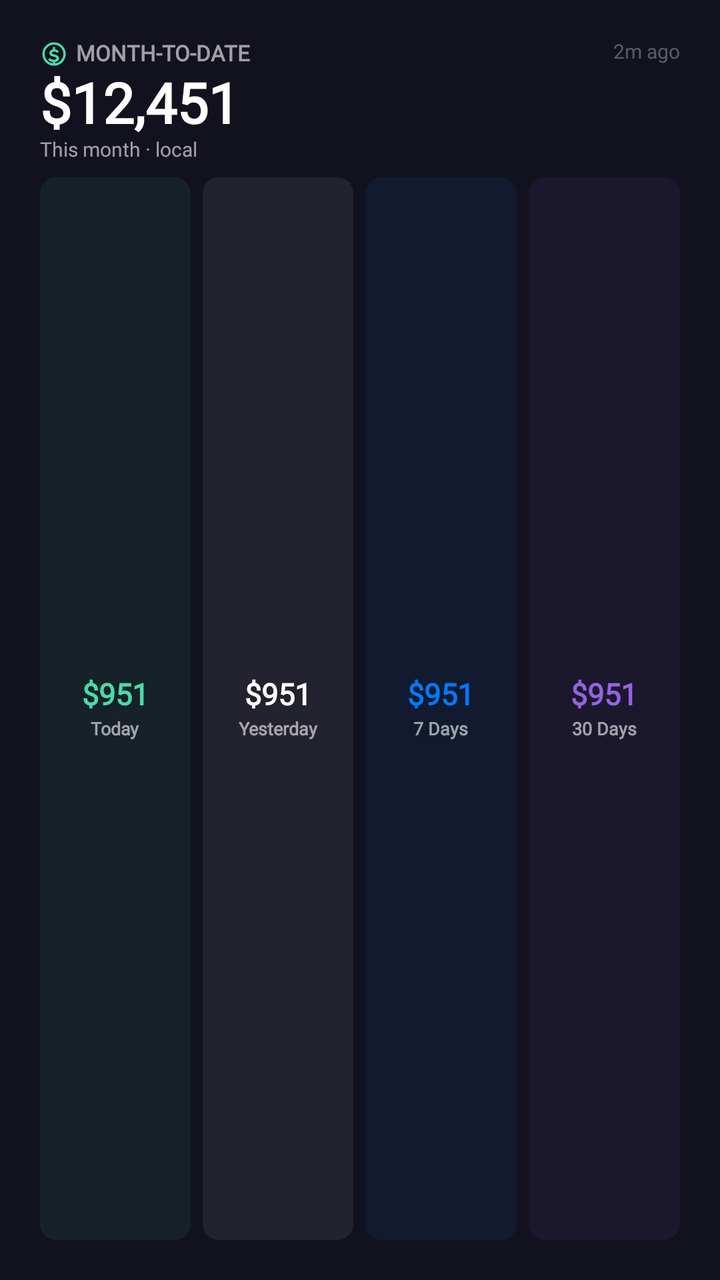
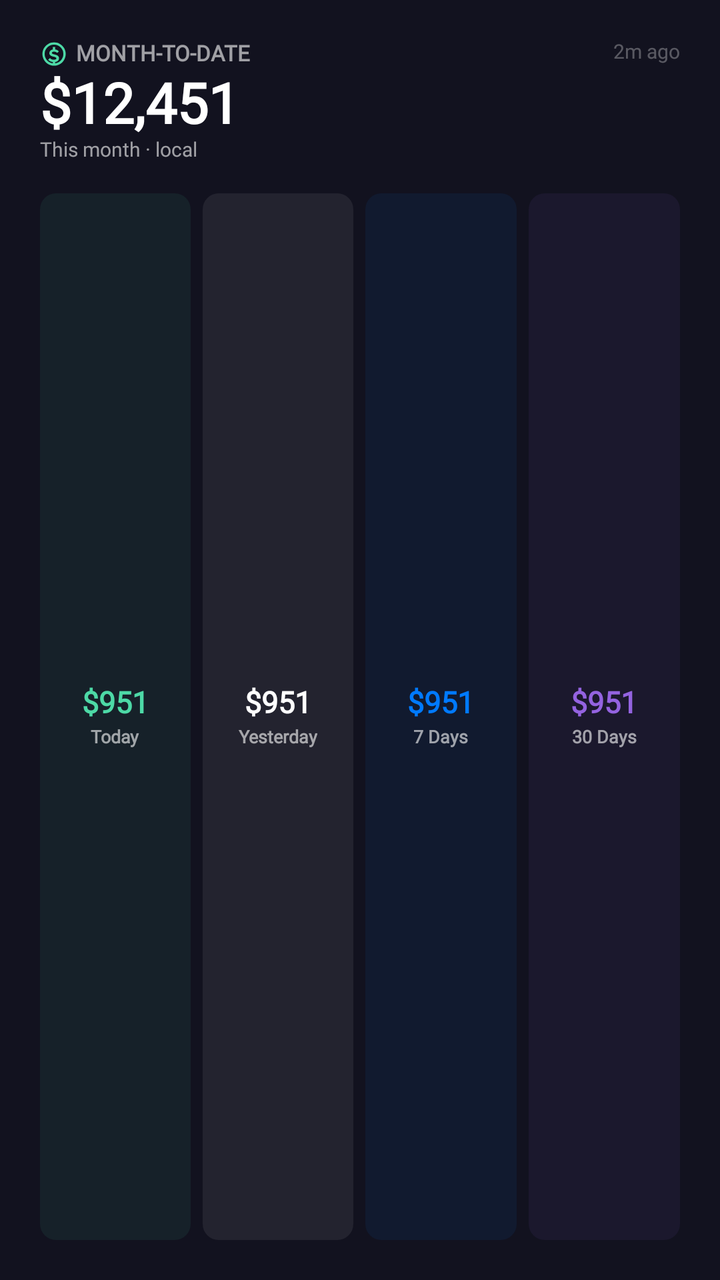

Compare the two renders of this Android layout. The source of the first and the diff that turns it into the second are given below.
<!-- AndroidManifest.xml: fallback theme Theme.MaterialComponents.DayNight.NoActionBar -->
<!-- res/layout/revenue_tab_widget_medium.xml -->
<?xml version="1.0" encoding="utf-8"?>
<LinearLayout xmlns:android="http://schemas.android.com/apk/res/android"
    android:id="@+id/widgetRoot"
    android:layout_width="match_parent"
    android:layout_height="match_parent"
    android:orientation="vertical"
    android:padding="20dp"
    android:background="@color/widgetBackground">

    <LinearLayout android:layout_width="match_parent" android:layout_height="wrap_content" android:orientation="horizontal" android:gravity="top">
        <LinearLayout android:layout_width="0dp" android:layout_height="wrap_content" android:layout_weight="1" android:orientation="vertical">
            <LinearLayout android:layout_width="wrap_content" android:layout_height="wrap_content" android:orientation="horizontal" android:gravity="center_vertical">
                <ImageView
            android:layout_width="14dp"
            android:layout_height="14dp"
            android:src="@drawable/ic_widget_dollar_circle"
            android:contentDescription="@null" />
                <TextView android:layout_width="wrap_content" android:layout_height="wrap_content" android:text="MONTH-TO-DATE" android:textSize="11sp" android:textStyle="bold" android:layout_marginStart="4dp" android:textColor="@color/widgetTextSecondary" android:fontFamily="@font/sfns_medium" android:includeFontPadding="false" />
            </LinearLayout>
            <TextView android:id="@+id/tvMtdRevenue" android:layout_width="wrap_content" android:layout_height="wrap_content" android:text="$12,451" android:textSize="28sp" android:textStyle="bold" android:maxLines="1" android:ellipsize="end" android:layout_marginTop="2dp" android:textColor="@color/widgetTextPrimary" android:fontFamily="@font/sfns_black" android:includeFontPadding="false" />
            <TextView android:id="@+id/tvMtdLabel" android:layout_width="wrap_content" android:layout_height="wrap_content" android:text="This month · local" android:textSize="10sp" android:textColor="@color/widgetTextSecondary" android:fontFamily="@font/sfns_medium" android:includeFontPadding="false" />
        </LinearLayout>
        <TextView android:id="@+id/tvLastUpdated" android:layout_width="wrap_content" android:layout_height="wrap_content" android:text="2m ago" android:textSize="10sp" android:textColor="@color/widgetTextQuaternary" android:fontFamily="@font/sfns_medium" android:includeFontPadding="false" />
    </LinearLayout>

    <LinearLayout android:layout_width="match_parent" android:layout_height="0dp" android:layout_weight="1" android:orientation="horizontal" android:layout_marginTop="8dp">
        <LinearLayout android:layout_width="0dp" android:layout_height="match_parent" android:layout_weight="1" android:orientation="vertical" android:gravity="center" android:paddingTop="10dp" android:paddingBottom="10dp" android:background="@drawable/bg_period_card_today">
            <TextView android:id="@+id/tvToday" android:layout_width="wrap_content" android:layout_height="wrap_content" android:text="$951" android:textSize="15sp" android:textStyle="bold" android:textColor="@color/widgetAccent" android:fontFamily="@font/sfns_black" android:includeFontPadding="false" android:maxLines="1" android:ellipsize="end" />
            <TextView android:layout_width="wrap_content" android:layout_height="wrap_content" android:text="Today" android:textSize="9sp" android:textStyle="bold" android:layout_marginTop="3dp" android:textColor="@color/widgetTextSecondary" android:fontFamily="@font/sfns_medium" android:includeFontPadding="false" />
        </LinearLayout>
        <LinearLayout android:layout_width="0dp" android:layout_height="match_parent" android:layout_weight="1" android:orientation="vertical" android:gravity="center" android:paddingTop="10dp" android:paddingBottom="10dp" android:background="@drawable/bg_period_card_yesterday" android:layout_marginStart="6dp">
            <TextView android:id="@+id/tvYesterday" android:layout_width="wrap_content" android:layout_height="wrap_content" android:text="$951" android:textSize="15sp" android:textStyle="bold" android:textColor="@color/widgetTextPrimary" android:fontFamily="@font/sfns_black" android:includeFontPadding="false" android:maxLines="1" android:ellipsize="end" />
            <TextView android:layout_width="wrap_content" android:layout_height="wrap_content" android:text="Yesterday" android:textSize="9sp" android:textStyle="bold" android:layout_marginTop="3dp" android:textColor="@color/widgetTextSecondary" android:fontFamily="@font/sfns_medium" android:includeFontPadding="false" />
        </LinearLayout>
        <LinearLayout android:layout_width="0dp" android:layout_height="match_parent" android:layout_weight="1" android:orientation="vertical" android:gravity="center" android:paddingTop="10dp" android:paddingBottom="10dp" android:background="@drawable/bg_period_card_7days" android:layout_marginStart="6dp">
            <TextView android:id="@+id/tvLast7" android:layout_width="wrap_content" android:layout_height="wrap_content" android:text="$951" android:textSize="15sp" android:textStyle="bold" android:textColor="@color/appleBlue" android:fontFamily="@font/sfns_black" android:includeFontPadding="false" android:maxLines="1" android:ellipsize="end" />
            <TextView android:layout_width="wrap_content" android:layout_height="wrap_content" android:text="7 Days" android:textSize="9sp" android:textStyle="bold" android:layout_marginTop="3dp" android:textColor="@color/widgetTextSecondary" android:fontFamily="@font/sfns_medium" android:includeFontPadding="false" />
        </LinearLayout>
        <LinearLayout android:layout_width="0dp" android:layout_height="match_parent" android:layout_weight="1" android:orientation="vertical" android:gravity="center" android:paddingTop="10dp" android:paddingBottom="10dp" android:background="@drawable/bg_period_card_30days" android:layout_marginStart="6dp">
            <TextView android:id="@+id/tvLast30" android:layout_width="wrap_content" android:layout_height="wrap_content" android:text="$951" android:textSize="15sp" android:textStyle="bold" android:textColor="@color/renewalPurple" android:fontFamily="@font/sfns_black" android:includeFontPadding="false" android:maxLines="1" android:ellipsize="end" />
            <TextView android:layout_width="wrap_content" android:layout_height="wrap_content" android:text="30 Days" android:textSize="9sp" android:textStyle="bold" android:layout_marginTop="3dp" android:textColor="@color/widgetTextSecondary" android:fontFamily="@font/sfns_medium" android:includeFontPadding="false" />
        </LinearLayout>
    </LinearLayout>
</LinearLayout>
<!-- resources referenced by this layout -->
<resources>
  <color name="appleBlue">#007AFF</color>
  <color name="renewalPurple">#9463E0</color>
  <color name="widgetAccent">#4DD9A6</color>
  <color name="widgetBackground">#12121F</color>
  <color name="widgetTextPrimary">#FFFFFFFF</color>
  <color name="widgetTextQuaternary">#4DFFFFFF</color>
  <color name="widgetTextSecondary">#99FFFFFF</color>
  <!-- drawable bg_period_card_30days (drawable) -->
  <?xml version="1.0" encoding="utf-8"?>
  <shape xmlns:android="http://schemas.android.com/apk/res/android"
      android:shape="rectangle">
      <solid android:color="#129463E0" />
      <corners android:radius="8dp" />
  </shape>
  <!-- drawable bg_period_card_7days (drawable) -->
  <?xml version="1.0" encoding="utf-8"?>
  <shape xmlns:android="http://schemas.android.com/apk/res/android"
      android:shape="rectangle">
      <solid android:color="#12007AFF" />
      <corners android:radius="8dp" />
  </shape>
  <!-- drawable bg_period_card_today (drawable) -->
  <?xml version="1.0" encoding="utf-8"?>
  <shape xmlns:android="http://schemas.android.com/apk/res/android"
      android:shape="rectangle">
      <solid android:color="#124DD9A6" />
      <corners android:radius="8dp" />
  </shape>
  <!-- drawable bg_period_card_yesterday (drawable) -->
  <?xml version="1.0" encoding="utf-8"?>
  <shape xmlns:android="http://schemas.android.com/apk/res/android"
      android:shape="rectangle">
      <solid android:color="#12FFFFFF" />
      <corners android:radius="8dp" />
  </shape>
  <!-- drawable ic_widget_dollar_circle (drawable) -->
  <vector xmlns:android="http://schemas.android.com/apk/res/android" android:width="24dp" android:height="24dp" android:viewportWidth="24" android:viewportHeight="24">
      <path android:fillColor="@color/widgetAccent" android:pathData="M12,2a10,10 0,1 0,0.1,0M12,4a8,8 0,1 1,0,16a8,8 0,0 1,0,-16z"/>
      <path android:fillColor="@color/widgetAccent" android:pathData="M11,6h2v2.1c1.4,0.2 2.5,0.8 3.2,1.7l-1.5,1.3c-0.6,-0.7 -1.5,-1.1 -2.7,-1.1c-1.1,0 -1.8,0.4 -1.8,1.1c0,0.7 0.8,0.9 2.4,1.3c2,0.5 3.7,1.2 3.7,3.2c0,1.8 -1.3,3 -3.3,3.3V21h-2v-2.1c-1.8,-0.2 -3.1,-0.9 -4,-2l1.5,-1.4c0.8,0.9 1.9,1.4 3.3,1.4c1.4,0 2.2,-0.4 2.2,-1.2c0,-0.7 -0.7,-1 -2.4,-1.4C9.5,13.8 8,13.1 8,11.2c0,-1.6 1.2,-2.8 3,-3.1V6z"/>
  </vector>
</resources>

<!-- the commit's change to res/layout/revenue_tab_widget_medium.xml (unified diff, before → after) -->
@@ -23,7 +23,7 @@
         <TextView android:id="@+id/tvLastUpdated" android:layout_width="wrap_content" android:layout_height="wrap_content" android:text="2m ago" android:textSize="10sp" android:textColor="@color/widgetTextQuaternary" android:fontFamily="@font/sfns_medium" android:includeFontPadding="false" />
     </LinearLayout>
 
-    <LinearLayout android:layout_width="match_parent" android:layout_height="0dp" android:layout_weight="1" android:orientation="horizontal" android:layout_marginTop="8dp">
+    <LinearLayout android:layout_width="match_parent" android:layout_height="0dp" android:layout_weight="1" android:orientation="horizontal" android:layout_marginTop="16dp">
         <LinearLayout android:layout_width="0dp" android:layout_height="match_parent" android:layout_weight="1" android:orientation="vertical" android:gravity="center" android:paddingTop="10dp" android:paddingBottom="10dp" android:background="@drawable/bg_period_card_today">
             <TextView android:id="@+id/tvToday" android:layout_width="wrap_content" android:layout_height="wrap_content" android:text="$951" android:textSize="15sp" android:textStyle="bold" android:textColor="@color/widgetAccent" android:fontFamily="@font/sfns_black" android:includeFontPadding="false" android:maxLines="1" android:ellipsize="end" />
             <TextView android:layout_width="wrap_content" android:layout_height="wrap_content" android:text="Today" android:textSize="9sp" android:textStyle="bold" android:layout_marginTop="3dp" android:textColor="@color/widgetTextSecondary" android:fontFamily="@font/sfns_medium" android:includeFontPadding="false" />
